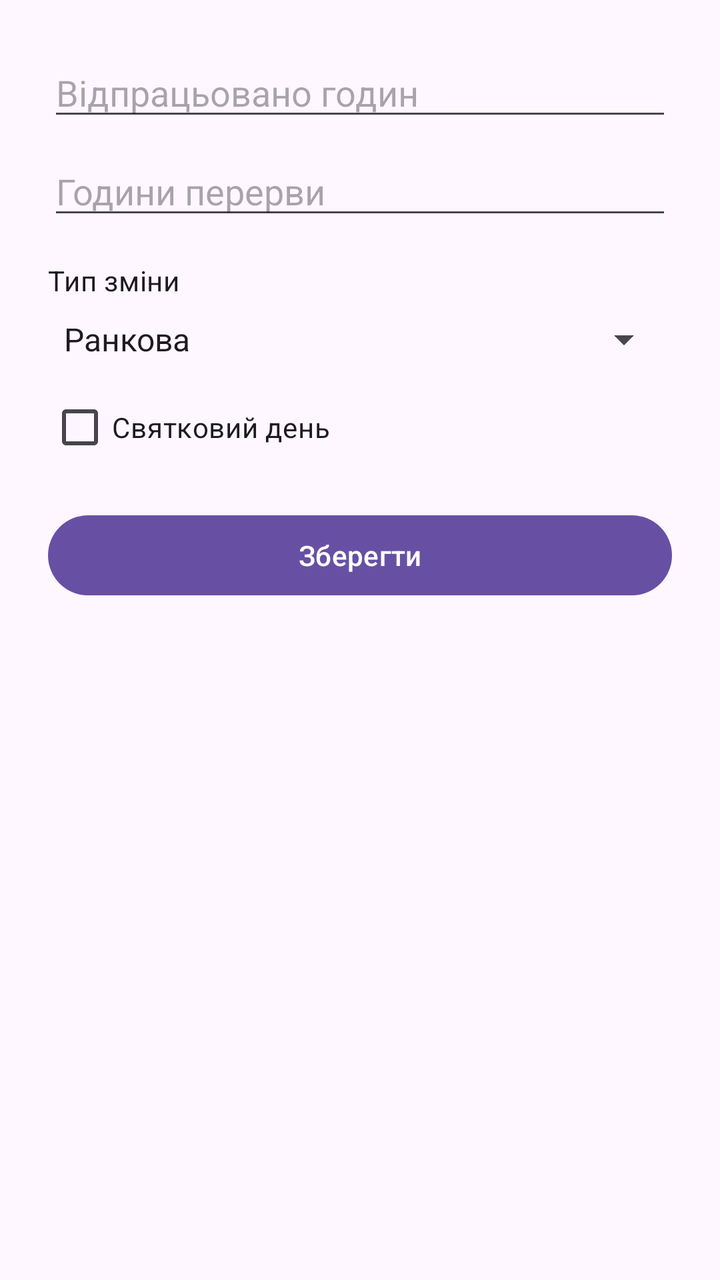
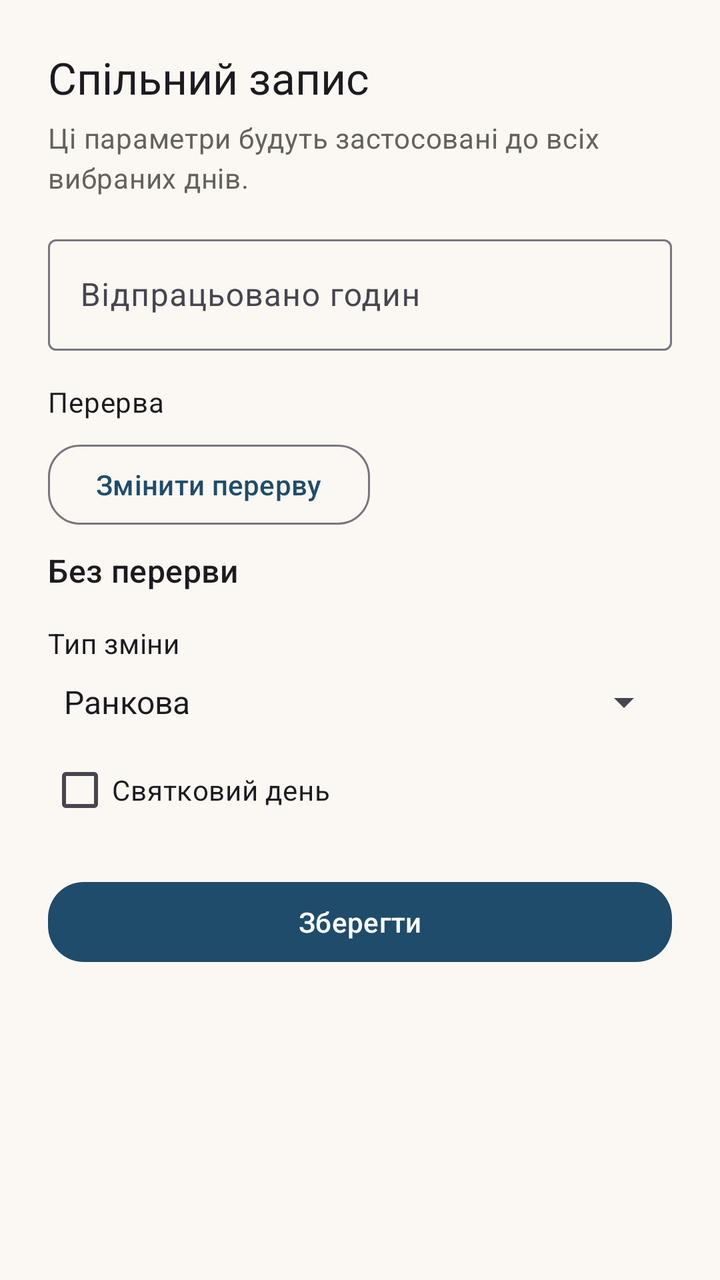

Two renders of the same Android screen: before a commit and after it. Below are the layout's source before the change and the commit's diff.
<!-- AndroidManifest.xml: application theme Theme.WorkTracker -->
<!-- res/layout/dialog_bulk_entry.xml -->
<LinearLayout xmlns:android="http://schemas.android.com/apk/res/android"
    android:layout_width="match_parent"
    android:layout_height="wrap_content"
    android:orientation="vertical"
    android:padding="24dp">

    <EditText
        android:id="@+id/inputHours"
        android:layout_width="match_parent"
        android:layout_height="wrap_content"
        android:hint="@string/worked_hours"
        android:inputType="numberDecimal" />

    <EditText
        android:id="@+id/inputBreak"
        android:layout_width="match_parent"
        android:layout_height="wrap_content"
        android:hint="@string/break_hours"
        android:inputType="numberDecimal"
        android:layout_marginTop="8dp" />
    <TextView
        android:layout_width="wrap_content"
        android:layout_height="wrap_content"
        android:layout_marginTop="16dp"
        android:text="@string/shift_type"
        style="@style/TextAppearance.Material3.BodyMedium" />
    <Spinner
        android:id="@+id/spinnerShift"
        android:layout_width="match_parent"
        android:layout_height="wrap_content"
        android:entries="@array/shift_types"
        android:text="@string/shift_type"
        android:layout_marginTop="8dp" />

    <CheckBox
        android:id="@+id/checkHoliday"
        android:layout_width="wrap_content"
        android:layout_height="wrap_content"
        android:text="@string/holiday"
        android:layout_marginTop="8dp" />

    <com.google.android.material.button.MaterialButton
        android:id="@+id/buttonSaveBulk"
        android:layout_width="match_parent"
        android:layout_height="wrap_content"
        android:text="@string/save"
        android:layout_marginTop="16dp" />
</LinearLayout>
<!-- resources referenced by this layout -->
<resources>
  <string-array name="shift_types">
          <item>Ранкова</item>
          <item>Денна</item>
          <item>Нічна</item>
      </string-array>
  <string name="break_hours">Години перерви</string>
  <string name="holiday">Святковий день</string>
  <string name="save">Зберегти</string>
  <string name="shift_type">Тип зміни</string>
  <string name="worked_hours">Відпрацьовано годин</string>
  <style name="Theme.WorkTracker" parent="Theme.Material3.Light.NoActionBar">
          <item name="colorPrimary">@color/primary</item>
          <item name="colorOnPrimary">@color/onPrimary</item>
          <item name="colorPrimaryContainer">@color/primaryContainer</item>
          <item name="colorOnPrimaryContainer">@color/onPrimaryContainer</item>
          <item name="colorSecondary">@color/secondary</item>
          <item name="colorOnSecondary">@color/onSecondary</item>
          <item name="colorSecondaryContainer">@color/secondaryContainer</item>
          <item name="colorOnSecondaryContainer">@color/onSecondaryContainer</item>
          <item name="colorTertiary">@color/tertiary</item>
          <item name="colorOnTertiary">@color/onTertiary</item>
          <item name="colorTertiaryContainer">@color/tertiaryContainer</item>
          <item name="colorOnTertiaryContainer">@color/onTertiaryContainer</item>
          <item name="colorError">@color/error</item>
          <item name="colorOnError">@color/onError</item>
          <item name="colorOnBackground">@color/onBackground</item>
          <item name="colorSurface">@color/surface</item>
          <item name="colorOnSurface">@color/onSurface</item>
      </style>
  <color name="primary">#6750A4</color>
  <color name="onPrimary">#FFFFFF</color>
  <color name="primaryContainer">#EADDFF</color>
  <color name="onPrimaryContainer">#21005D</color>
  <color name="secondary">#625B71</color>
  <color name="onSecondary">#FFFFFF</color>
  <color name="secondaryContainer">#E8DEF8</color>
  <color name="onSecondaryContainer">#1D192B</color>
  <color name="tertiary">#7D5260</color>
  <color name="onTertiary">#FFFFFF</color>
  <color name="tertiaryContainer">#FFD8E4</color>
  <color name="onTertiaryContainer">#31111D</color>
  <color name="error">#B3261E</color>
  <color name="onError">#FFFFFF</color>
  <color name="onBackground">#1C1B1F</color>
  <color name="surface">#FFFBFE</color>
  <color name="onSurface">#1C1B1F</color>
</resources>

<!-- the commit's change to res/layout/dialog_bulk_entry.xml (unified diff, before → after) -->
@@ -1,38 +1,80 @@
-<LinearLayout xmlns:android="http://schemas.android.com/apk/res/android"
+<ScrollView xmlns:android="http://schemas.android.com/apk/res/android"
+    xmlns:app="http://schemas.android.com/apk/res-auto"
+    android:layout_width="match_parent"
+    android:layout_height="wrap_content"
+    android:fillViewport="true">
+
+<LinearLayout
     android:layout_width="match_parent"
     android:layout_height="wrap_content"
     android:orientation="vertical"
     android:padding="24dp">
 
-    <EditText
-        android:id="@+id/inputHours"
+    <TextView
+        android:layout_width="wrap_content"
+        android:layout_height="wrap_content"
+        android:text="Спільний запис"
+        style="@style/TextAppearance.Material3.TitleLarge" />
+
+    <TextView
         android:layout_width="match_parent"
         android:layout_height="wrap_content"
-        android:hint="@string/worked_hours"
-        android:inputType="numberDecimal" />
+        android:layout_marginTop="6dp"
+        android:text="Ці параметри будуть застосовані до всіх вибраних днів."
+        android:textColor="@color/chart_axis_text"
+        style="@style/TextAppearance.Material3.BodyMedium" />
 
-    <EditText
-        android:id="@+id/inputBreak"
+    <com.google.android.material.textfield.TextInputLayout
         android:layout_width="match_parent"
         android:layout_height="wrap_content"
-        android:hint="@string/break_hours"
-        android:inputType="numberDecimal"
-        android:layout_marginTop="8dp" />
+        android:layout_marginTop="16dp">
+
+        <com.google.android.material.textfield.TextInputEditText
+            android:id="@+id/inputHours"
+            android:layout_width="match_parent"
+            android:layout_height="wrap_content"
+            android:hint="@string/worked_hours"
+            android:inputType="numberDecimal" />
+    </com.google.android.material.textfield.TextInputLayout>
+
+    <TextView
+        android:layout_width="wrap_content"
+        android:layout_height="wrap_content"
+        android:layout_marginTop="16dp"
+        android:text="@string/break_picker_label"
+        style="@style/TextAppearance.Material3.BodyMedium" />
+
+    <com.google.android.material.button.MaterialButton
+        android:id="@+id/buttonPickBreak"
+        style="@style/Widget.Material3.Button.OutlinedButton"
+        android:layout_width="wrap_content"
+        android:layout_height="wrap_content"
+        android:layout_marginTop="8dp"
+        android:text="@string/break_picker_change"
+        app:cornerRadius="16dp" />
+
+    <TextView
+        android:id="@+id/textBreakValue"
+        android:layout_width="wrap_content"
+        android:layout_height="wrap_content"
+        android:layout_marginTop="8dp"
+        android:text="@string/break_picker_zero"
+        style="@style/TextAppearance.Material3.TitleMedium" />
     <TextView
         android:layout_width="wrap_content"
         android:layout_height="wrap_content"
         android:layout_marginTop="16dp"
         android:text="@string/shift_type"
         style="@style/TextAppearance.Material3.BodyMedium" />
+
     <Spinner
         android:id="@+id/spinnerShift"
         android:layout_width="match_parent"
         android:layout_height="wrap_content"
         android:entries="@array/shift_types"
-        android:text="@string/shift_type"
         android:layout_marginTop="8dp" />
 
-    <CheckBox
+    <com.google.android.material.checkbox.MaterialCheckBox
         android:id="@+id/checkHoliday"
         android:layout_width="wrap_content"
         android:layout_height="wrap_content"
@@ -44,5 +86,7 @@
         android:layout_width="match_parent"
         android:layout_height="wrap_content"
         android:text="@string/save"
-        android:layout_marginTop="16dp" />
+        android:layout_marginTop="18dp"
+        app:cornerRadius="18dp" />
 </LinearLayout>
+</ScrollView>
<!-- resource entries referenced after the edit -->
@@ -5,7 +5,10 @@
           <item>Денна</item>
           <item>Нічна</item>
       </string-array>
-  <string name="break_hours">Години перерви</string>
+  <color name="chart_axis_text">#65625A</color>
+  <string name="break_picker_change">Змінити перерву</string>
+  <string name="break_picker_label">Перерва</string>
+  <string name="break_picker_zero">Без перерви</string>
   <string name="holiday">Святковий день</string>
   <string name="save">Зберегти</string>
   <string name="shift_type">Тип зміни</string>
@@ -25,26 +28,39 @@
           <item name="colorOnTertiaryContainer">@color/onTertiaryContainer</item>
           <item name="colorError">@color/error</item>
           <item name="colorOnError">@color/onError</item>
+          <item name="android:windowBackground">@color/background</item>
+          <item name="android:statusBarColor">@android:color/transparent</item>
+          <item name="android:navigationBarColor">@android:color/transparent</item>
           <item name="colorOnBackground">@color/onBackground</item>
+          <item name="android:colorBackground">@color/background</item>
           <item name="colorSurface">@color/surface</item>
           <item name="colorOnSurface">@color/onSurface</item>
+          <item name="materialAlertDialogTheme">@style/ThemeOverlay.WorkTracker.MaterialAlertDialog</item>
       </style>
-  <color name="primary">#6750A4</color>
+  <color name="primary">#1F4C6B</color>
   <color name="onPrimary">#FFFFFF</color>
-  <color name="primaryContainer">#EADDFF</color>
-  <color name="onPrimaryContainer">#21005D</color>
-  <color name="secondary">#625B71</color>
+  <color name="primaryContainer">#D7EBF7</color>
+  <color name="onPrimaryContainer">#0D2A3D</color>
+  <color name="secondary">#2F6B5F</color>
   <color name="onSecondary">#FFFFFF</color>
-  <color name="secondaryContainer">#E8DEF8</color>
-  <color name="onSecondaryContainer">#1D192B</color>
-  <color name="tertiary">#7D5260</color>
+  <color name="secondaryContainer">#D9F0E9</color>
+  <color name="onSecondaryContainer">#12352E</color>
+  <color name="tertiary">#C17A1A</color>
   <color name="onTertiary">#FFFFFF</color>
-  <color name="tertiaryContainer">#FFD8E4</color>
-  <color name="onTertiaryContainer">#31111D</color>
+  <color name="tertiaryContainer">#FCE7C7</color>
+  <color name="onTertiaryContainer">#503106</color>
   <color name="error">#B3261E</color>
   <color name="onError">#FFFFFF</color>
-  <color name="onBackground">#1C1B1F</color>
-  <color name="surface">#FFFBFE</color>
-  <color name="onSurface">#1C1B1F</color>
+  <color name="background">#FBF8F3</color>
+  <color name="onBackground">#1F1B16</color>
+  <color name="surface">#FEFCF8</color>
+  <color name="onSurface">#1F1B16</color>
+  <style name="ThemeOverlay.WorkTracker.MaterialAlertDialog" parent="ThemeOverlay.Material3.MaterialAlertDialog">
+          <item name="shapeAppearanceMediumComponent">@style/ShapeAppearance.WorkTracker.RoundedDialog</item>
+      </style>
+  <style name="ShapeAppearance.WorkTracker.RoundedDialog" parent="">
+          <item name="cornerFamily">rounded</item>
+          <item name="cornerSize">28dp</item>
+      </style>
 </resources>
 
